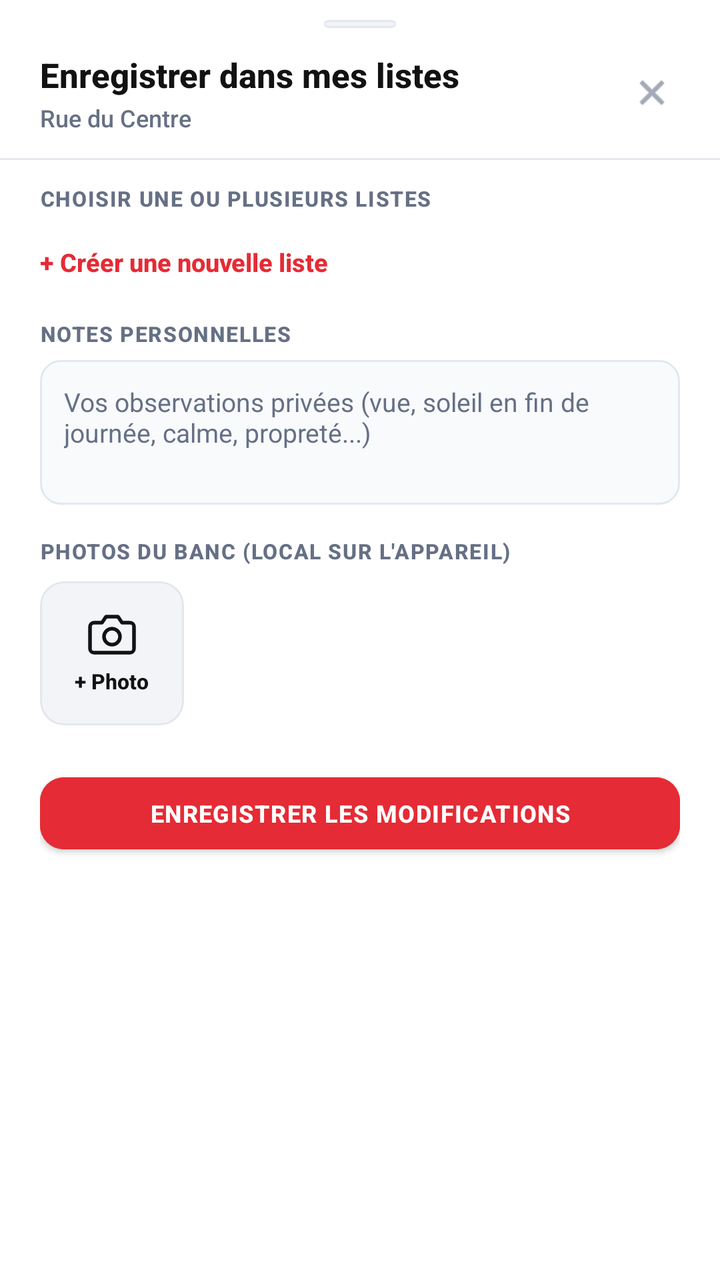
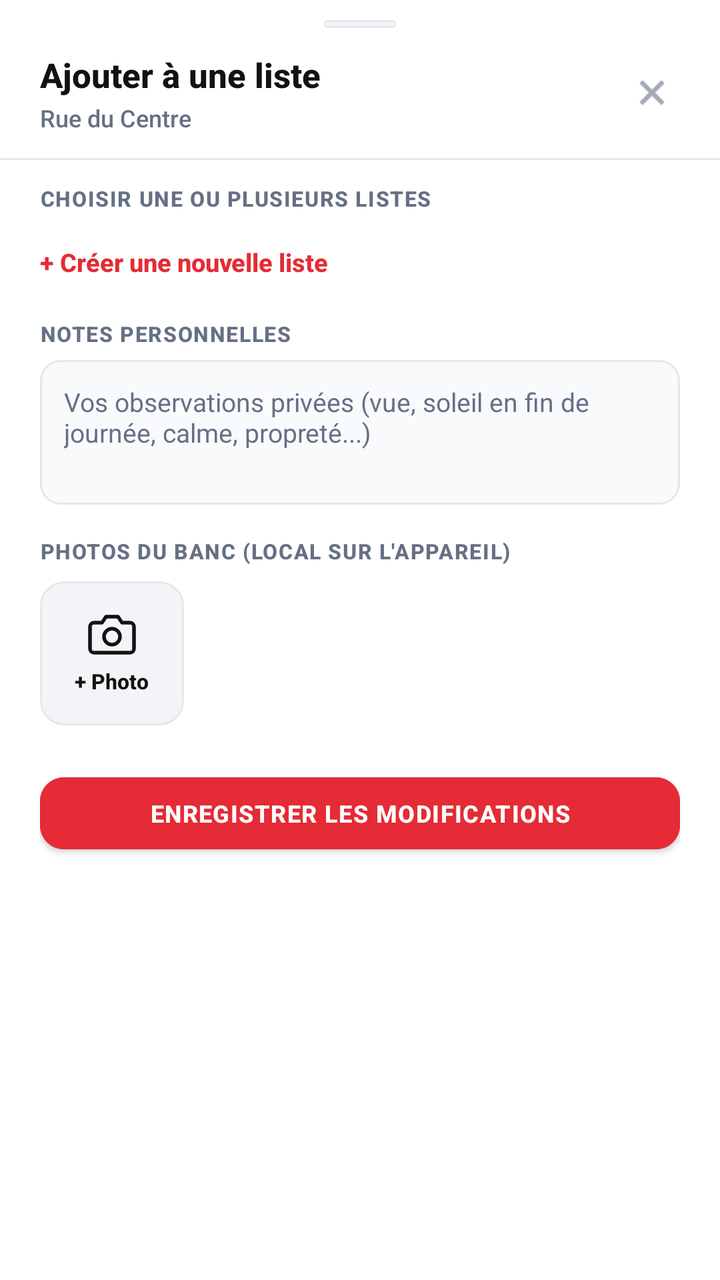

The first picture is an Android layout as it rendered before a commit; the second is the same layout after the commit. The layout source and the unified diff follow.
<!-- AndroidManifest.xml: application theme Theme.BenchMap -->
<!-- res/layout/dialog_save_bench.xml -->
<?xml version="1.0" encoding="utf-8"?>
<androidx.core.widget.NestedScrollView xmlns:android="http://schemas.android.com/apk/res/android"
    xmlns:app="http://schemas.android.com/apk/res-auto"
    android:id="@+id/dialog_save_bench_root"
    android:layout_width="match_parent"
    android:layout_height="wrap_content"
    android:background="@drawable/bg_bottom_sheet"
    android:fillViewport="true">

    <LinearLayout
        android:layout_width="match_parent"
        android:layout_height="wrap_content"
        android:orientation="vertical"
        android:paddingBottom="24dp">

        
        <View
            android:id="@+id/drag_handle"
            android:layout_width="36dp"
            android:layout_height="4dp"
            android:layout_gravity="center_horizontal"
            android:layout_marginTop="10dp"
            android:layout_marginBottom="12dp"
            android:background="@drawable/bg_chip_counter" />

        
        <LinearLayout
            android:layout_width="match_parent"
            android:layout_height="wrap_content"
            android:orientation="horizontal"
            android:gravity="center_vertical"
            android:paddingStart="20dp"
            android:paddingEnd="16dp"
            android:paddingBottom="8dp">

            <LinearLayout
                android:layout_width="0dp"
                android:layout_height="wrap_content"
                android:layout_weight="1"
                android:orientation="vertical">

                <TextView
                    android:id="@+id/tv_save_title"
                    android:layout_width="wrap_content"
                    android:layout_height="wrap_content"
                    android:text="Enregistrer dans mes listes"
                    android:textColor="@color/swiss_black"
                    android:textSize="17sp"
                    android:textStyle="bold"
                    android:fontFamily="sans-serif-medium" />

                <TextView
                    android:id="@+id/tv_save_bench_name"
                    android:layout_width="wrap_content"
                    android:layout_height="wrap_content"
                    android:layout_marginTop="2dp"
                    android:text="Rue du Centre"
                    android:textColor="@color/text_secondary"
                    android:textSize="12sp"
                    android:fontFamily="sans-serif-medium" />
            </LinearLayout>

            <ImageView
                android:id="@+id/btn_save_dialog_close"
                android:layout_width="36dp"
                android:layout_height="36dp"
                android:padding="8dp"
                android:background="?attr/selectableItemBackgroundBorderless"
                android:src="@android:drawable/ic_menu_close_clear_cancel"
                android:contentDescription="Fermer"
                app:tint="@color/text_muted" />
        </LinearLayout>

        <View
            android:layout_width="match_parent"
            android:layout_height="1dp"
            android:background="@color/card_border"
            android:layout_marginTop="4dp"
            android:layout_marginBottom="12dp" />

        
        <LinearLayout
            android:layout_width="match_parent"
            android:layout_height="wrap_content"
            android:orientation="vertical"
            android:paddingStart="20dp"
            android:paddingEnd="20dp">

            <TextView
                android:layout_width="wrap_content"
                android:layout_height="wrap_content"
                android:text="CHOISIR UNE OU PLUSIEURS LISTES"
                android:textColor="@color/text_secondary"
                android:textSize="10.5sp"
                android:textStyle="bold"
                android:letterSpacing="0.05"
                android:fontFamily="sans-serif-medium" />

            
            <LinearLayout
                android:id="@+id/layout_collections_checkboxes"
                android:layout_width="match_parent"
                android:layout_height="wrap_content"
                android:orientation="vertical"
                android:layout_marginTop="6dp" />

            
            <TextView
                android:id="@+id/btn_inline_new_collection"
                android:layout_width="wrap_content"
                android:layout_height="wrap_content"
                android:layout_marginTop="6dp"
                android:text="+ Créer une nouvelle liste"
                android:textColor="@color/swiss_red"
                android:textSize="12.5sp"
                android:textStyle="bold"
                android:fontFamily="sans-serif-medium"
                android:background="?attr/selectableItemBackground"
                android:paddingTop="4dp"
                android:paddingBottom="4dp" />
        </LinearLayout>

        
        <LinearLayout
            android:layout_width="match_parent"
            android:layout_height="wrap_content"
            android:orientation="vertical"
            android:paddingStart="20dp"
            android:paddingEnd="20dp"
            android:layout_marginTop="16dp">

            <TextView
                android:layout_width="wrap_content"
                android:layout_height="wrap_content"
                android:text="NOTES PERSONNELLES"
                android:textColor="@color/text_secondary"
                android:textSize="10.5sp"
                android:textStyle="bold"
                android:letterSpacing="0.05"
                android:fontFamily="sans-serif-medium" />

            <EditText
                android:id="@+id/et_bench_note"
                android:layout_width="match_parent"
                android:layout_height="wrap_content"
                android:minLines="3"
                android:gravity="top|start"
                android:layout_marginTop="6dp"
                android:padding="12dp"
                android:hint="Vos observations privées (vue, soleil en fin de journée, calme, propreté...)"
                android:textColor="@color/swiss_black"
                android:textColorHint="@color/text_muted"
                android:textSize="13sp"
                android:fontFamily="sans-serif"
                android:background="@drawable/bg_chip_attribute" />
        </LinearLayout>

        
        <LinearLayout
            android:layout_width="match_parent"
            android:layout_height="wrap_content"
            android:orientation="vertical"
            android:paddingStart="20dp"
            android:paddingEnd="20dp"
            android:layout_marginTop="16dp">

            <TextView
                android:layout_width="wrap_content"
                android:layout_height="wrap_content"
                android:text="PHOTOS DU BANC (LOCAL SUR L'APPAREIL)"
                android:textColor="@color/text_secondary"
                android:textSize="10.5sp"
                android:textStyle="bold"
                android:letterSpacing="0.05"
                android:fontFamily="sans-serif-medium" />

            <HorizontalScrollView
                android:layout_width="match_parent"
                android:layout_height="wrap_content"
                android:layout_marginTop="8dp"
                android:overScrollMode="never">

                <LinearLayout
                    android:id="@+id/layout_photos_strip"
                    android:layout_width="wrap_content"
                    android:layout_height="wrap_content"
                    android:orientation="horizontal"
                    android:gravity="center_vertical">

                    
                    <com.google.android.material.card.MaterialCardView
                        android:id="@+id/btn_add_photo"
                        android:layout_width="72dp"
                        android:layout_height="72dp"
                        android:layout_marginEnd="10dp"
                        app:cardCornerRadius="12dp"
                        app:cardElevation="0dp"
                        app:strokeWidth="1dp"
                        app:strokeColor="@color/card_border"
                        app:cardBackgroundColor="@color/chip_bg">

                        <LinearLayout
                            android:layout_width="match_parent"
                            android:layout_height="match_parent"
                            android:orientation="vertical"
                            android:gravity="center"
                            android:background="?attr/selectableItemBackground">

                            <ImageView
                                android:id="@+id/iv_add_photo_icon"
                                android:layout_width="24dp"
                                android:layout_height="24dp"
                                android:src="@drawable/ic_camera"
                                app:tint="@color/swiss_black" />

                            <TextView
                                android:id="@+id/tv_add_photo_label"
                                android:layout_width="wrap_content"
                                android:layout_height="wrap_content"
                                android:layout_marginTop="4dp"
                                android:text="+ Photo"
                                android:textColor="@color/swiss_black"
                                android:textSize="10.5sp"
                                android:textStyle="bold"
                                android:fontFamily="sans-serif-medium" />
                        </LinearLayout>
                    </com.google.android.material.card.MaterialCardView>

                    
                </LinearLayout>
            </HorizontalScrollView>
        </LinearLayout>

        
        <LinearLayout
            android:layout_width="match_parent"
            android:layout_height="wrap_content"
            android:orientation="vertical"
            android:paddingStart="20dp"
            android:paddingEnd="20dp"
            android:layout_marginTop="20dp">

            <com.google.android.material.button.MaterialButton
                android:id="@+id/btn_save_bench_confirm"
                android:layout_width="match_parent"
                android:layout_height="48dp"
                android:text="ENREGISTRER LES MODIFICATIONS"
                android:textSize="12sp"
                android:textStyle="bold"
                android:letterSpacing="0.04"
                app:cornerRadius="12dp"
                android:backgroundTint="@color/swiss_red"
                android:textColor="#FFFFFF" />

            <com.google.android.material.button.MaterialButton
                android:id="@+id/btn_remove_saved_bench"
                style="@style/Widget.MaterialComponents.Button.TextButton"
                android:layout_width="match_parent"
                android:layout_height="40dp"
                android:layout_marginTop="6dp"
                android:text="Retirer de tous les favoris"
                android:textSize="12sp"
                android:textColor="@color/text_muted"
                android:visibility="gone" />
        </LinearLayout>

    </LinearLayout>
</androidx.core.widget.NestedScrollView>
<!-- resources referenced by this layout -->
<resources>
  <color name="card_border">#E4E7EC</color>
  <color name="chip_bg">#F2F4F7</color>
  <color name="swiss_black">#121212</color>
  <color name="swiss_red">#E52B35</color>
  <color name="text_muted">#667085</color>
  <color name="text_secondary">#667085</color>
  <!-- drawable bg_bottom_sheet (drawable) -->
  <?xml version="1.0" encoding="utf-8"?>
  <shape xmlns:android="http://schemas.android.com/apk/res/android"
      android:shape="rectangle">
      <corners
          android:topLeftRadius="24dp"
          android:topRightRadius="24dp"
          android:bottomLeftRadius="0dp"
          android:bottomRightRadius="0dp" />
      <solid android:color="@color/bg_card" />
  </shape>
  <!-- drawable bg_chip_attribute (drawable) -->
  <?xml version="1.0" encoding="utf-8"?>
  <shape xmlns:android="http://schemas.android.com/apk/res/android"
      android:shape="rectangle">
      <corners android:radius="10dp" />
      <solid android:color="#F8FAFC" />
      <stroke android:width="1dp" android:color="#E2E8F0" />
  </shape>
  <!-- drawable bg_chip_counter (drawable) -->
  <?xml version="1.0" encoding="utf-8"?>
  <shape xmlns:android="http://schemas.android.com/apk/res/android"
      android:shape="rectangle">
      <corners android:radius="12dp" />
      <solid android:color="@color/chip_bg" />
      <stroke android:width="1dp" android:color="@color/card_border" />
  </shape>
  <!-- drawable ic_camera (drawable) -->
  <vector xmlns:android="http://schemas.android.com/apk/res/android"
      android:width="24dp"
      android:height="24dp"
      android:viewportWidth="24"
      android:viewportHeight="24">
      <path
          android:strokeColor="#FF000000"
          android:strokeWidth="1.8"
          android:strokeLineCap="round"
          android:strokeLineJoin="round"
          android:fillColor="#00000000"
          android:pathData="M23,19 C23,20.1 22.1,21 21,21 H3 C1.9,21 1,20.1 1,19 V8 C1,6.9 1.9,6 3,6 H7 L9,3 H15 L17,6 H21 C22.1,6 23,6.9 23,8 Z" />
      <path
          android:strokeColor="#FF000000"
          android:strokeWidth="1.8"
          android:fillColor="#00000000"
          android:pathData="M12,17 C14.2091,17 16,15.2091 16,13 C16,10.7909 14.2091,9 12,9 C9.79086,9 8,10.7909 8,13 C8,15.2091 9.79086,17 12,17 Z" />
  </vector>
  <style name="Theme.BenchMap" parent="Theme.MaterialComponents.Light.NoActionBar">
          <item name="colorPrimary">@color/swiss_red</item>
          <item name="android:statusBarColor">@android:color/transparent</item>
          <item name="android:navigationBarColor">@android:color/transparent</item>
          <item name="android:windowBackground">@android:color/transparent</item>
          <item name="android:enforceStatusBarContrast">false</item>
          <item name="android:enforceNavigationBarContrast">false</item>
      </style>
  <color name="bg_card">#FFFFFF</color>
</resources>

<!-- the commit's change to res/layout/dialog_save_bench.xml (unified diff, before → after) -->
@@ -43,7 +43,7 @@
                     android:id="@+id/tv_save_title"
                     android:layout_width="wrap_content"
                     android:layout_height="wrap_content"
-                    android:text="Enregistrer dans mes listes"
+                    android:text="Ajouter à une liste"
                     android:textColor="@color/swiss_black"
                     android:textSize="17sp"
                     android:textStyle="bold"
